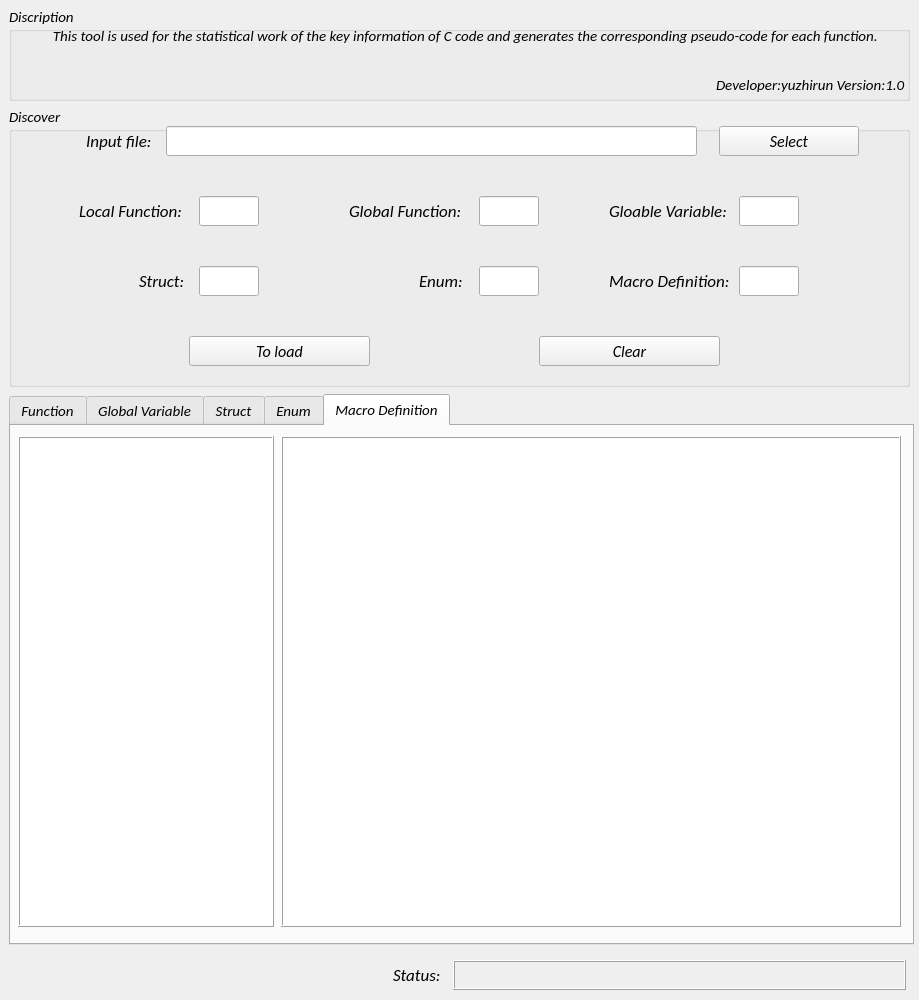
YUZHIRUN/Autogo, file code_generate.ui: the form before one commit.
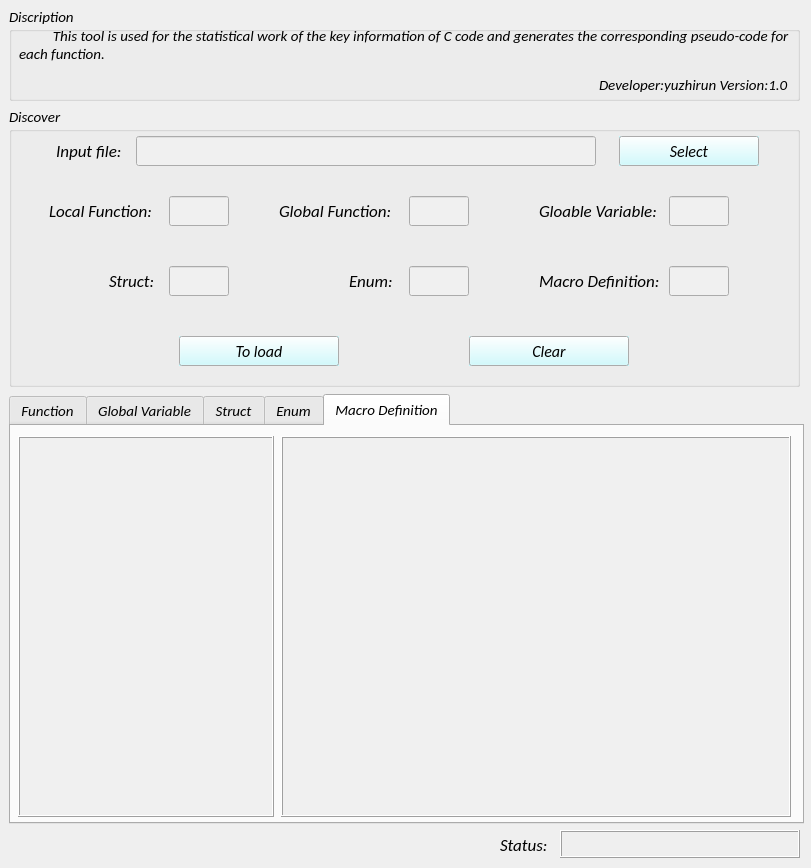
The form after the commit. The open tabs and pages were chosen to show the change. Icons and pictures are not drawn.

```diff
--- a/code_generate.ui
+++ b/code_generate.ui
@@ -6,22 +6,64 @@
    <rect>
     <x>0</x>
     <y>0</y>
-    <width>919</width>
-    <height>1000</height>
+    <width>811</width>
+    <height>868</height>
    </rect>
   </property>
   <property name="minimumSize">
    <size>
-    <width>919</width>
-    <height>1000</height>
+    <width>0</width>
+    <height>0</height>
    </size>
   </property>
   <property name="maximumSize">
    <size>
-    <width>919</width>
-    <height>1000</height>
+    <width>811</width>
+    <height>868</height>
    </size>
   </property>
+  <property name="palette">
+   <palette>
+    <active>
+     <colorrole role="Base">
+      <brush brushstyle="SolidPattern">
+       <color alpha="255">
+        <red>240</red>
+        <green>240</green>
+        <blue>240</blue>
+       </color>
+      </brush>
+     </colorrole>
+    </active>
+    <inactive>
+     <colorrole role="Base">
+      <brush brushstyle="SolidPattern">
+       <color alpha="255">
+        <red>240</red>
+        <green>240</green>
+        <blue>240</blue>
+       </color>
+      </brush>
+     </colorrole>
+    </inactive>
+    <disabled>
+     <colorrole role="Base">
+      <brush brushstyle="SolidPattern">
+       <color alpha="255">
+        <red>240</red>
+        <green>240</green>
+        <blue>240</blue>
+       </color>
+      </brush>
+     </colorrole>
+    </disabled>
+   </palette>
+  </property>
+  <property name="font">
+   <font>
+    <family>Calibri</family>
+   </font>
+  </property>
   <property name="windowTitle">
    <string>CodeGenerate</string>
   </property>
@@ -29,13 +71,16 @@
    <iconset>
     <normaloff>source/dev_ico.ico</normaloff>source/dev_ico.ico</iconset>
   </property>
+  <property name="autoFillBackground">
+   <bool>true</bool>
+  </property>
   <widget class="QWidget" name="centralwidget">
    <widget class="QGroupBox" name="groupBox">
     <property name="geometry">
      <rect>
       <x>9</x>
       <y>6</y>
-      <width>901</width>
+      <width>791</width>
       <height>95</height>
      </rect>
     </property>
@@ -59,10 +104,19 @@
       <rect>
        <x>10</x>
        <y>20</y>
-       <width>881</width>
+       <width>781</width>
        <height>51</height>
       </rect>
      </property>
+     <property name="font">
+      <font>
+       <family>Calibri</family>
+       <pointsize>11</pointsize>
+       <weight>50</weight>
+       <italic>true</italic>
+       <bold>false</bold>
+      </font>
+     </property>
      <property name="text">
       <string>          This tool is used for the statistical work of the key information of C code and generates the corresponding pseudo-code for each function.</string>
      </property>
@@ -76,7 +130,7 @@
     <widget class="QLabel" name="label_9">
      <property name="geometry">
       <rect>
-       <x>707</x>
+       <x>590</x>
        <y>64</y>
        <width>191</width>
        <height>30</height>
@@ -102,7 +156,7 @@
      <rect>
       <x>9</x>
       <y>106</y>
-      <width>901</width>
+      <width>791</width>
       <height>281</height>
      </rect>
     </property>
@@ -121,12 +175,24 @@
     <widget class="QLineEdit" name="macro_num">
      <property name="geometry">
       <rect>
-       <x>730</x>
+       <x>660</x>
        <y>160</y>
        <width>60</width>
        <height>30</height>
       </rect>
      </property>
+     <property name="font">
+      <font>
+       <family>Microsoft YaHei</family>
+       <pointsize>11</pointsize>
+       <weight>50</weight>
+       <italic>false</italic>
+       <bold>false</bold>
+      </font>
+     </property>
+     <property name="text">
+      <string/>
+     </property>
      <property name="readOnly">
       <bool>true</bool>
      </property>
@@ -134,8 +200,8 @@
     <widget class="QLabel" name="label">
      <property name="geometry">
       <rect>
-       <x>77</x>
-       <y>20</y>
+       <x>47</x>
+       <y>30</y>
        <width>80</width>
        <height>30</height>
       </rect>
@@ -157,12 +223,49 @@
     <widget class="QPushButton" name="select_bt">
      <property name="geometry">
       <rect>
-       <x>710</x>
-       <y>20</y>
+       <x>610</x>
+       <y>30</y>
        <width>140</width>
        <height>30</height>
       </rect>
      </property>
+     <property name="palette">
+      <palette>
+       <active>
+        <colorrole role="Button">
+         <brush brushstyle="SolidPattern">
+          <color alpha="255">
+           <red>197</red>
+           <green>251</green>
+           <blue>255</blue>
+          </color>
+         </brush>
+        </colorrole>
+       </active>
+       <inactive>
+        <colorrole role="Button">
+         <brush brushstyle="SolidPattern">
+          <color alpha="255">
+           <red>197</red>
+           <green>251</green>
+           <blue>255</blue>
+          </color>
+         </brush>
+        </colorrole>
+       </inactive>
+       <disabled>
+        <colorrole role="Button">
+         <brush brushstyle="SolidPattern">
+          <color alpha="255">
+           <red>197</red>
+           <green>251</green>
+           <blue>255</blue>
+          </color>
+         </brush>
+        </colorrole>
+       </disabled>
+      </palette>
+     </property>
      <property name="font">
       <font>
        <family>Calibri</family>
@@ -172,6 +275,9 @@
        <bold>false</bold>
       </font>
      </property>
+     <property name="autoFillBackground">
+      <bool>true</bool>
+     </property>
      <property name="text">
       <string>Select</string>
      </property>
@@ -179,12 +285,24 @@
     <widget class="QLineEdit" name="local_func_num">
      <property name="geometry">
       <rect>
-       <x>190</x>
+       <x>160</x>
        <y>90</y>
        <width>60</width>
        <height>30</height>
       </rect>
      </property>
+     <property name="font">
+      <font>
+       <family>Microsoft YaHei</family>
+       <pointsize>11</pointsize>
+       <weight>50</weight>
+       <italic>false</italic>
+       <bold>false</bold>
+      </font>
+     </property>
+     <property name="text">
+      <string/>
+     </property>
      <property name="readOnly">
       <bool>true</bool>
      </property>
@@ -192,7 +310,7 @@
     <widget class="QLabel" name="label_6">
      <property name="geometry">
       <rect>
-       <x>600</x>
+       <x>530</x>
        <y>90</y>
        <width>131</width>
        <height>30</height>
@@ -215,12 +333,15 @@
     <widget class="QLineEdit" name="file_path">
      <property name="geometry">
       <rect>
-       <x>157</x>
-       <y>20</y>
-       <width>531</width>
+       <x>127</x>
+       <y>30</y>
+       <width>460</width>
        <height>30</height>
       </rect>
      </property>
+     <property name="autoFillBackground">
+      <bool>true</bool>
+     </property>
      <property name="frame">
       <bool>true</bool>
      </property>
@@ -234,7 +355,7 @@
     <widget class="QLabel" name="label_5">
      <property name="geometry">
       <rect>
-       <x>410</x>
+       <x>340</x>
        <y>160</y>
        <width>51</width>
        <height>30</height>
@@ -257,12 +378,24 @@
     <widget class="QLineEdit" name="struct_num">
      <property name="geometry">
       <rect>
-       <x>190</x>
+       <x>160</x>
        <y>160</y>
        <width>60</width>
        <height>30</height>
       </rect>
      </property>
+     <property name="font">
+      <font>
+       <family>Microsoft YaHei UI</family>
+       <pointsize>11</pointsize>
+       <weight>50</weight>
+       <italic>false</italic>
+       <bold>false</bold>
+      </font>
+     </property>
+     <property name="text">
+      <string/>
+     </property>
      <property name="readOnly">
       <bool>true</bool>
      </property>
@@ -270,7 +403,7 @@
     <widget class="QLabel" name="label_2">
      <property name="geometry">
       <rect>
-       <x>130</x>
+       <x>100</x>
        <y>160</y>
        <width>60</width>
        <height>30</height>
@@ -293,12 +426,24 @@
     <widget class="QLineEdit" name="global_var_num">
      <property name="geometry">
       <rect>
-       <x>730</x>
+       <x>660</x>
        <y>90</y>
        <width>60</width>
        <height>30</height>
       </rect>
      </property>
+     <property name="font">
+      <font>
+       <family>Microsoft YaHei</family>
+       <pointsize>11</pointsize>
+       <weight>50</weight>
+       <italic>false</italic>
+       <bold>false</bold>
+      </font>
+     </property>
+     <property name="text">
+      <string/>
+     </property>
      <property name="readOnly">
       <bool>true</bool>
      </property>
@@ -306,7 +451,7 @@
     <widget class="QLabel" name="label_4">
      <property name="geometry">
       <rect>
-       <x>340</x>
+       <x>270</x>
        <y>90</y>
        <width>121</width>
        <height>30</height>
@@ -329,7 +474,7 @@
     <widget class="QLabel" name="label_7">
      <property name="geometry">
       <rect>
-       <x>600</x>
+       <x>530</x>
        <y>160</y>
        <width>141</width>
        <height>30</height>
@@ -352,12 +497,24 @@
     <widget class="QLineEdit" name="enum_num">
      <property name="geometry">
       <rect>
-       <x>470</x>
+       <x>400</x>
        <y>160</y>
        <width>60</width>
        <height>30</height>
       </rect>
      </property>
+     <property name="font">
+      <font>
+       <family>Microsoft YaHei UI</family>
+       <pointsize>11</pointsize>
+       <weight>50</weight>
+       <italic>false</italic>
+       <bold>false</bold>
+      </font>
+     </property>
+     <property name="text">
+      <string/>
+     </property>
      <property name="readOnly">
       <bool>true</bool>
      </property>
@@ -365,12 +522,24 @@
     <widget class="QLineEdit" name="global_func_num">
      <property name="geometry">
       <rect>
-       <x>470</x>
+       <x>400</x>
        <y>90</y>
        <width>60</width>
        <height>30</height>
       </rect>
      </property>
+     <property name="font">
+      <font>
+       <family>Microsoft YaHei</family>
+       <pointsize>11</pointsize>
+       <weight>50</weight>
+       <italic>false</italic>
+       <bold>false</bold>
+      </font>
+     </property>
+     <property name="text">
+      <string/>
+     </property>
      <property name="readOnly">
       <bool>true</bool>
      </property>
@@ -378,7 +547,7 @@
     <widget class="QLabel" name="label_3">
      <property name="geometry">
       <rect>
-       <x>70</x>
+       <x>40</x>
        <y>90</y>
        <width>111</width>
        <height>30</height>
@@ -401,12 +570,49 @@
     <widget class="QPushButton" name="load_bt">
      <property name="geometry">
       <rect>
-       <x>180</x>
+       <x>170</x>
        <y>230</y>
-       <width>181</width>
+       <width>160</width>
        <height>30</height>
       </rect>
      </property>
+     <property name="palette">
+      <palette>
+       <active>
+        <colorrole role="Button">
+         <brush brushstyle="SolidPattern">
+          <color alpha="255">
+           <red>197</red>
+           <green>251</green>
+           <blue>255</blue>
+          </color>
+         </brush>
+        </colorrole>
+       </active>
+       <inactive>
+        <colorrole role="Button">
+         <brush brushstyle="SolidPattern">
+          <color alpha="255">
+           <red>197</red>
+           <green>251</green>
+           <blue>255</blue>
+          </color>
+         </brush>
+        </colorrole>
+       </inactive>
+       <disabled>
+        <colorrole role="Button">
+         <brush brushstyle="SolidPattern">
+          <color alpha="255">
+           <red>197</red>
+           <green>251</green>
+           <blue>255</blue>
+          </color>
+         </brush>
+        </colorrole>
+       </disabled>
+      </palette>
+     </property>
      <property name="font">
       <font>
        <family>Calibri</family>
@@ -416,6 +622,9 @@
        <bold>false</bold>
       </font>
      </property>
+     <property name="autoFillBackground">
+      <bool>true</bool>
+     </property>
      <property name="text">
       <string>To load</string>
      </property>
@@ -423,12 +632,49 @@
     <widget class="QPushButton" name="clear_bt">
      <property name="geometry">
       <rect>
-       <x>530</x>
+       <x>460</x>
        <y>230</y>
-       <width>181</width>
+       <width>160</width>
        <height>30</height>
       </rect>
      </property>
+     <property name="palette">
+      <palette>
+       <active>
+        <colorrole role="Button">
+         <brush brushstyle="SolidPattern">
+          <color alpha="255">
+           <red>197</red>
+           <green>251</green>
+           <blue>255</blue>
+          </color>
+         </brush>
+        </colorrole>
+       </active>
+       <inactive>
+        <colorrole role="Button">
+         <brush brushstyle="SolidPattern">
+          <color alpha="255">
+           <red>197</red>
+           <green>251</green>
+           <blue>255</blue>
+          </color>
+         </brush>
+        </colorrole>
+       </inactive>
+       <disabled>
+        <colorrole role="Button">
+         <brush brushstyle="SolidPattern">
+          <color alpha="255">
+           <red>197</red>
+           <green>251</green>
+           <blue>255</blue>
+          </color>
+         </brush>
+        </colorrole>
+       </disabled>
+      </palette>
+     </property>
      <property name="font">
       <font>
        <family>Calibri</family>
@@ -438,6 +684,9 @@
        <bold>false</bold>
       </font>
      </property>
+     <property name="autoFillBackground">
+      <bool>true</bool>
+     </property>
      <property name="text">
       <string>Clear</string>
      </property>
@@ -448,10 +697,16 @@
      <rect>
       <x>9</x>
       <y>394</y>
-      <width>905</width>
-      <height>551</height>
+      <width>795</width>
+      <height>430</height>
      </rect>
     </property>
+    <property name="minimumSize">
+     <size>
+      <width>510</width>
+      <height>381</height>
+     </size>
+    </property>
     <property name="font">
      <font>
       <family>Calibri</family>
@@ -802,14 +1057,14 @@
        <rect>
         <x>270</x>
         <y>10</y>
-        <width>620</width>
-        <height>491</height>
+        <width>510</width>
+        <height>381</height>
        </rect>
       </property>
       <property name="minimumSize">
        <size>
-        <width>620</width>
-        <height>491</height>
+        <width>510</width>
+        <height>381</height>
        </size>
       </property>
       <property name="maximumSize">
@@ -846,8 +1101,8 @@
        <string>&lt;!DOCTYPE HTML PUBLIC &quot;-//W3C//DTD HTML 4.0//EN&quot; &quot;http://www.w3.org/TR/REC-html40/strict.dtd&quot;&gt;
 &lt;html&gt;&lt;head&gt;&lt;meta name=&quot;qrichtext&quot; content=&quot;1&quot; /&gt;&lt;style type=&quot;text/css&quot;&gt;
 p, li { white-space: pre-wrap; }
-&lt;/style&gt;&lt;/head&gt;&lt;body style=&quot; font-family:'Calibri','Calibri'; font-size:12pt; font-weight:400; font-style:normal;&quot;&gt;
-&lt;p style=&quot;-qt-paragraph-type:empty; margin-top:0px; margin-bottom:0px; margin-left:0px; margin-right:0px; -qt-block-indent:0; text-indent:0px;&quot;&gt;&lt;br /&gt;&lt;/p&gt;&lt;/body&gt;&lt;/html&gt;</string>
+&lt;/style&gt;&lt;/head&gt;&lt;body style=&quot; font-family:'Calibri','Calibri','Calibri'; font-size:12pt; font-weight:400; font-style:normal;&quot;&gt;
+&lt;p style=&quot;-qt-paragraph-type:empty; margin-top:0px; margin-bottom:0px; margin-left:0px; margin-right:0px; -qt-block-indent:0; text-indent:0px; font-family:'Calibri','Calibri';&quot;&gt;&lt;br /&gt;&lt;/p&gt;&lt;/body&gt;&lt;/html&gt;</string>
       </property>
       <property name="textInteractionFlags">
        <set>Qt::TextEditorInteraction</set>
@@ -859,13 +1114,13 @@
         <x>7</x>
         <y>10</y>
         <width>256</width>
-        <height>491</height>
+        <height>381</height>
        </rect>
       </property>
       <property name="minimumSize">
        <size>
         <width>256</width>
-        <height>491</height>
+        <height>381</height>
        </size>
       </property>
       <property name="maximumSize">
@@ -898,16 +1153,16 @@
    <widget class="QLabel" name="mention">
     <property name="geometry">
      <rect>
-      <x>453</x>
-      <y>960</y>
-      <width>453</width>
-      <height>30</height>
+      <x>560</x>
+      <y>830</y>
+      <width>240</width>
+      <height>28</height>
      </rect>
     </property>
     <property name="font">
      <font>
       <family>Calibri</family>
-      <pointsize>13</pointsize>
+      <pointsize>12</pointsize>
       <weight>50</weight>
       <italic>true</italic>
       <bold>false</bold>
@@ -927,8 +1182,8 @@
    <widget class="QLabel" name="label_11">
     <property name="geometry">
      <rect>
-      <x>393</x>
-      <y>960</y>
+      <x>500</x>
+      <y>830</y>
       <width>61</width>
       <height>30</height>
      </rect>
```
Left out of the diff: 42 changed lines with no effect on the pictures.
